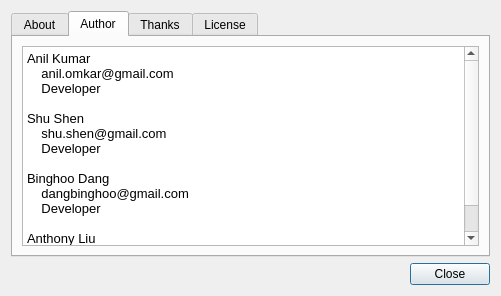
Before: the Qt Designer form src/ui/about.ui in anilFree/seascope, drawn with Qt 5.
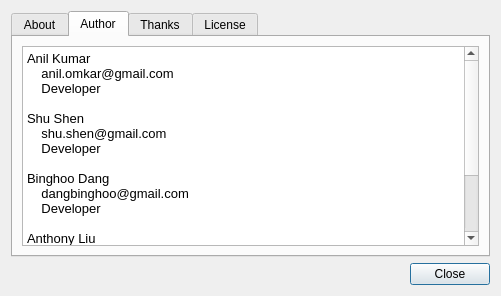
After: the same form once the commit is applied. The open tabs and pages were chosen to show the change.

Diff of the .ui file:
```diff
--- a/src/ui/about.ui
+++ b/src/ui/about.ui
@@ -143,7 +143,11 @@
 &lt;p style=&quot;-qt-paragraph-type:empty; margin-top:0px; margin-bottom:0px; margin-left:0px; margin-right:0px; -qt-block-indent:0; text-indent:0px;&quot;&gt;&lt;/p&gt;
 &lt;p style=&quot; margin-top:0px; margin-bottom:0px; margin-left:0px; margin-right:0px; -qt-block-indent:0; text-indent:0px;&quot;&gt;Anthony Liu&lt;/p&gt;
 &lt;p style=&quot; margin-top:0px; margin-bottom:0px; margin-left:0px; margin-right:0px; -qt-block-indent:0; text-indent:0px;&quot;&gt;    antliu@gmail.com&lt;/p&gt;
-&lt;p style=&quot; margin-top:0px; margin-bottom:0px; margin-left:0px; margin-right:0px; -qt-block-indent:0; text-indent:0px;&quot;&gt;    Developer          &lt;/p&gt;&lt;/body&gt;&lt;/html&gt;</string>
+&lt;p style=&quot; margin-top:0px; margin-bottom:0px; margin-left:0px; margin-right:0px; -qt-block-indent:0; text-indent:0px;&quot;&gt;    Developer&lt;/p&gt;
+&lt;p style=&quot;-qt-paragraph-type:empty; margin-top:0px; margin-bottom:0px; margin-left:0px; margin-right:0px; -qt-block-indent:0; text-indent:0px;&quot;&gt;&lt;/p&gt;
+&lt;p style=&quot; margin-top:0px; margin-bottom:0px; margin-left:0px; margin-right:0px; -qt-block-indent:0; text-indent:0px;&quot;&gt;Ratnesh Singh&lt;/p&gt;
+&lt;p style=&quot; margin-top:0px; margin-bottom:0px; margin-left:0px; margin-right:0px; -qt-block-indent:0; text-indent:0px;&quot;&gt;    tratneshsingh@gmail.com&lt;/p&gt;
+&lt;p style=&quot; margin-top:0px; margin-bottom:0px; margin-left:0px; margin-right:0px; -qt-block-indent:0; text-indent:0px;&quot;&gt;    Developer&lt;/p&gt;&lt;/body&gt;&lt;/html&gt;</string>
          </property>
          <property name="acceptRichText">
           <bool>true</bool>
```
Left out of the diff: 2 changed lines with no effect on the pictures.
